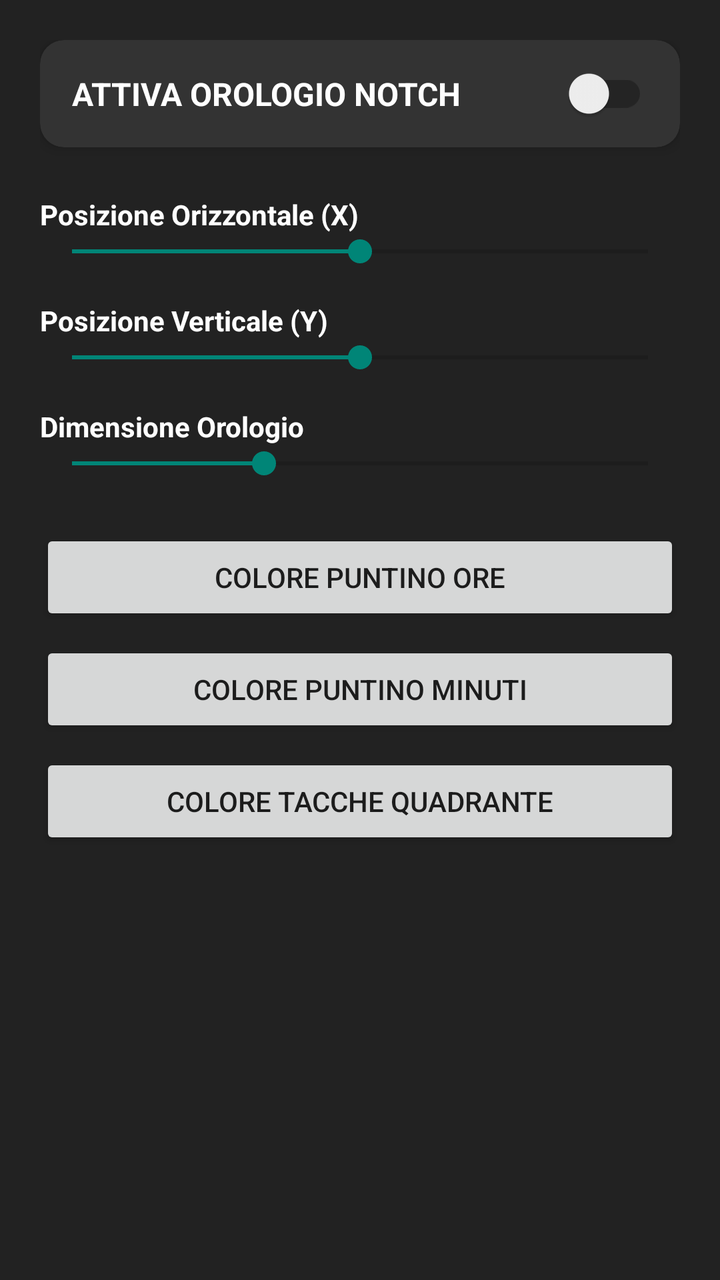
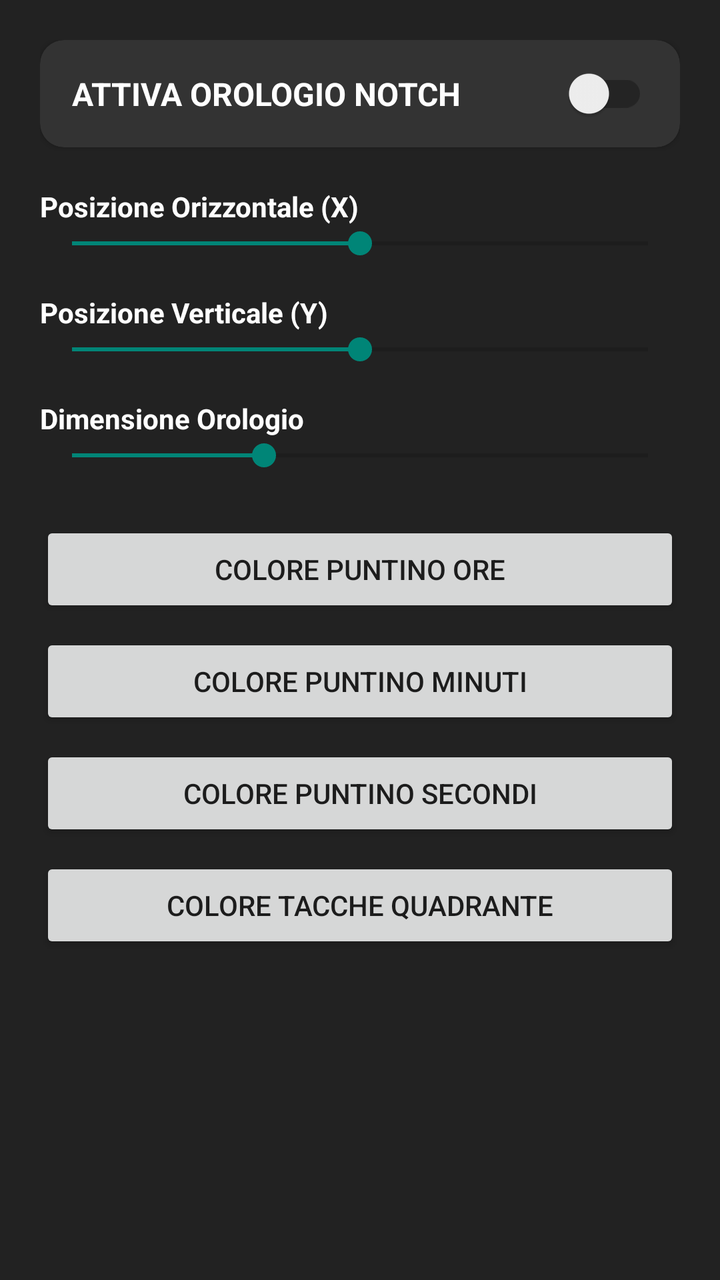

Screens rendered from an Android XML layout before and after an edit, with the pre-edit source and the edit as a unified diff.
<!-- AndroidManifest.xml: application theme Theme.AppCompat.DayNight.DarkActionBar -->
<!-- res/layout/activity_main.xml -->
<?xml version="1.0" encoding="utf-8"?>
<LinearLayout 
    xmlns:android="http://schemas.android.com/apk/res/android"
    xmlns:app="http://schemas.android.com/apk/res-auto"
    android:layout_width="match_parent"
    android:layout_height="match_parent"
    android:orientation="vertical"
    android:padding="20dp"
    android:background="#222222">

    
    <androidx.cardview.widget.CardView
        android:layout_width="match_parent"
        android:layout_height="wrap_content"
        android:layout_marginBottom="24dp"
        app:cardBackgroundColor="#333333"
        app:cardCornerRadius="12dp"
        app:cardElevation="4dp">

        <com.google.android.material.switchmaterial.SwitchMaterial
            android:id="@+id/switchService"
            android:layout_width="match_parent"
            android:layout_height="wrap_content"
            android:padding="16dp"
            android:text="ATTIVA OROLOGIO NOTCH"
            android:textColor="#FFFFFF"
            android:textSize="16sp"
            android:textStyle="bold" />
    </androidx.cardview.widget.CardView>

    <ScrollView
        android:layout_width="match_parent"
        android:layout_height="match_parent">

        <LinearLayout
            android:layout_width="match_parent"
            android:layout_height="wrap_content"
            android:orientation="vertical">

            
            <TextView
                android:layout_width="wrap_content"
                android:layout_height="wrap_content"
                android:text="Posizione Orizzontale (X)"
                android:textColor="#FFFFFF"
                android:textStyle="bold" />

            <SeekBar
                android:id="@+id/seekX"
                android:layout_width="match_parent"
                android:layout_height="wrap_content"
                android:layout_marginBottom="16dp"
                android:max="200"
                android:progress="100" />

            
            <TextView
                android:layout_width="wrap_content"
                android:layout_height="wrap_content"
                android:text="Posizione Verticale (Y)"
                android:textColor="#FFFFFF"
                android:textStyle="bold" />

            <SeekBar
                android:id="@+id/seekY"
                android:layout_width="match_parent"
                android:layout_height="wrap_content"
                android:layout_marginBottom="16dp"
                android:max="200"
                android:progress="100" />

            
            <TextView
                android:layout_width="wrap_content"
                android:layout_height="wrap_content"
                android:text="Dimensione Orologio"
                android:textColor="#FFFFFF"
                android:textStyle="bold" />

            <SeekBar
                android:id="@+id/seekSize"
                android:layout_width="match_parent"
                android:layout_height="wrap_content"
                android:layout_marginBottom="24dp"
                android:max="300"
                android:progress="100" />

            
            <Button
                android:id="@+id/btnColorHour"
                android:layout_width="match_parent"
                android:layout_height="wrap_content"
                android:layout_marginBottom="8dp"
                android:text="COLORE PUNTINO ORE" />

            <Button
                android:id="@+id/btnColorMinute"
                android:layout_width="match_parent"
                android:layout_height="wrap_content"
                android:layout_marginBottom="8dp"
                android:text="COLORE PUNTINO MINUTI" />

            <Button
                android:id="@+id/btnColorTicks"
                android:layout_width="match_parent"
                android:layout_height="wrap_content"
                android:text="COLORE TACCHE QUADRANTE" />

        </LinearLayout>
    </ScrollView>
</LinearLayout>
<!-- resources referenced by this layout -->
<resources>

</resources>

<!-- the commit's change to res/layout/activity_main.xml (unified diff, before → after) -->
@@ -12,10 +12,9 @@
     <androidx.cardview.widget.CardView
         android:layout_width="match_parent"
         android:layout_height="wrap_content"
-        android:layout_marginBottom="24dp"
+        android:layout_marginBottom="20dp"
         app:cardBackgroundColor="#333333"
-        app:cardCornerRadius="12dp"
-        app:cardElevation="4dp">
+        app:cardCornerRadius="12dp">
 
         <com.google.android.material.switchmaterial.SwitchMaterial
             android:id="@+id/switchService"
@@ -101,6 +100,13 @@
                 android:text="COLORE PUNTINO MINUTI" />
 
             <Button
+                android:id="@+id/btnColorSecond"
+                android:layout_width="match_parent"
+                android:layout_height="wrap_content"
+                android:layout_marginBottom="8dp"
+                android:text="COLORE PUNTINO SECONDI" />
+
+            <Button
                 android:id="@+id/btnColorTicks"
                 android:layout_width="match_parent"
                 android:layout_height="wrap_content"
